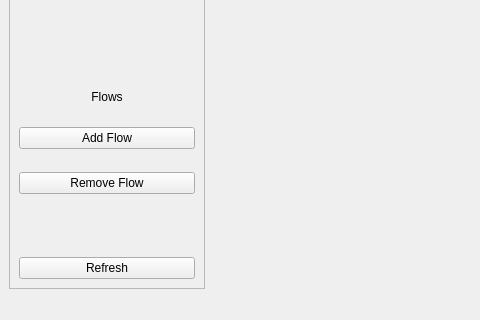
Peachmann/mnGui, file src/ui/main_window.ui: the form before one commit; both pictures show x 0 to 480 and y 280 to 600 of the 800 by 600 pixel window.
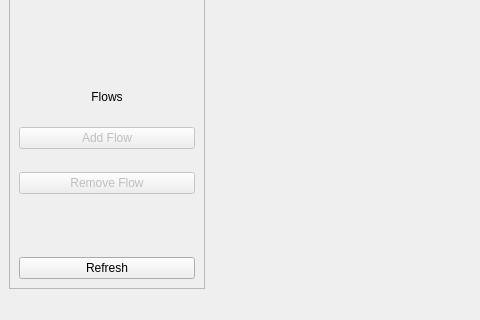
The form after the commit. The open tabs and pages were chosen to show the change. Custom widgets are drawn as their Qt base class.

```diff
--- a/src/ui/main_window.ui
+++ b/src/ui/main_window.ui
@@ -207,6 +207,9 @@
            </item>
            <item>
             <widget class="QPushButton" name="add_flow_btn">
+             <property name="enabled">
+              <bool>false</bool>
+             </property>
              <property name="text">
               <string>Add Flow</string>
              </property>
@@ -214,6 +217,9 @@
            </item>
            <item>
             <widget class="QPushButton" name="remove_flow_btn">
+             <property name="enabled">
+              <bool>false</bool>
+             </property>
              <property name="text">
               <string>Remove Flow</string>
              </property>
```
Left out of the diff: 2 changed lines with no effect on the pictures.
